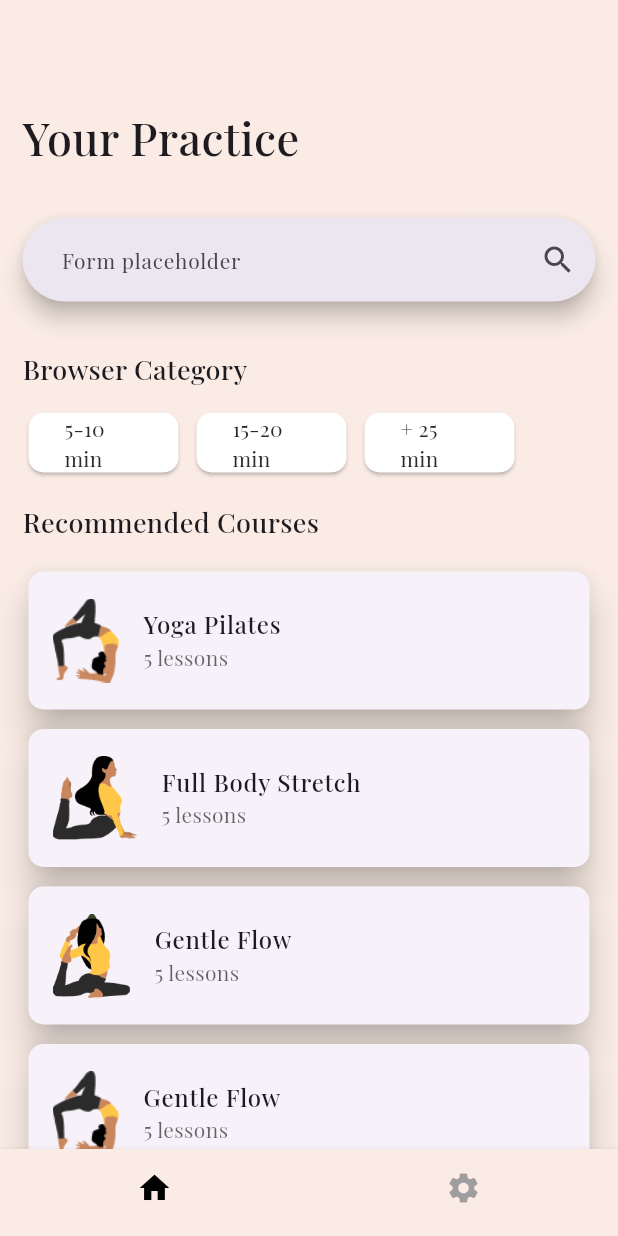
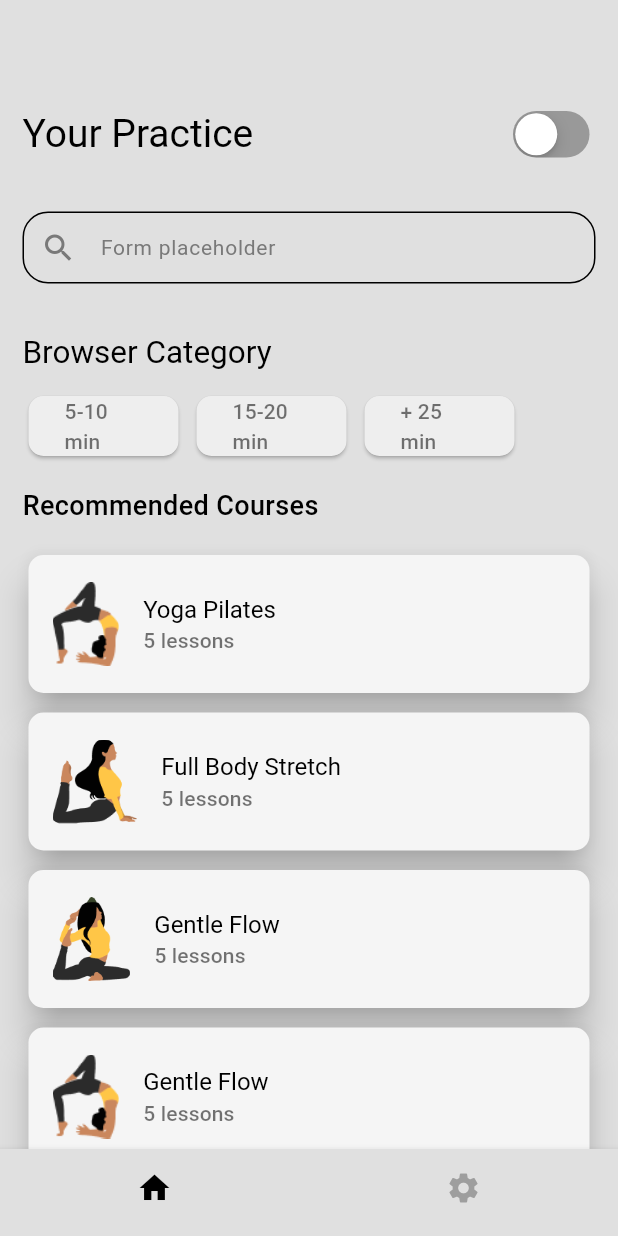
Before and after one commit to eminowam/yoga_app_flutter, a Flutter app: the screen it shows after launch, on a phone screen of 412 x 824 dp. Run offline on Flutter 3.47's test engine with Material 3 defaults, Android fonts, the light colour scheme and no system bars.

Commit message:
darkm mode

```diff
--- a/lib/app/app.dart
+++ b/lib/app/app.dart
@@ -1,4 +1,6 @@
 import 'package:flutter/material.dart';
+import 'package:yoga_ui/theme/dark_theme.dart';
+import 'package:yoga_ui/theme/light_theme.dart';
 
 import '../color/color.dart';
 import '../screen/main/main_page.dart';
@@ -10,10 +12,14 @@ class App extends StatelessWidget {
   Widget build(BuildContext context) {
     return MaterialApp(
       debugShowCheckedModeBanner: false,
-      theme: ThemeData(
-          brightness: Brightness.light,
-          fontFamily: 'Playfair',
-          backgroundColor: AppColor.mainScreenColor),
+      theme: lightTheme,
+      // theme: darkTheme,
+      darkTheme: darkTheme,
+      themeMode: ThemeMode.system,
+      // theme: ThemeData(
+      //     brightness: Brightness.light,
+      //     fontFamily: 'Playfair',
+      //     backgroundColor: AppColor.mainScreenColor),
       home: HomePage(),
     );
   }
--- a/lib/screen/main/main_page.dart
+++ b/lib/screen/main/main_page.dart
@@ -1,13 +1,9 @@
 import 'package:flutter/cupertino.dart';
 import 'package:flutter/material.dart';
-import 'package:yoga_ui/screen/details/detail_page.dart';
 import 'package:yoga_ui/screen/main/pages/page_one.dart';
 import 'package:yoga_ui/screen/settings/settings.dart';
 
 import '../../color/color.dart';
-import '../../widget/main/card.dart';
-import '../../widget/main/category/categories.dart';
-import '../../widget/main/text_search.dart';
 
 class HomePage extends StatefulWidget {
   const HomePage({super.key});
@@ -22,16 +18,16 @@ class _HomePageState extends State<HomePage> {
   @override
   Widget build(BuildContext context) {
     return Scaffold(
-        backgroundColor: AppColor.mainScreenColor,
+        backgroundColor: Theme.of(context).colorScheme.background,
         bottomNavigationBar: BottomNavigationBar(
-          backgroundColor: AppColor.mainScreenColor,
-          elevation: 3,
+          backgroundColor: Theme.of(context).colorScheme.background,
+          elevation: 4,
           showSelectedLabels: false,
           showUnselectedLabels: false,
           selectedItemColor: Colors.black,
           unselectedItemColor: Colors.grey,
           currentIndex: _currentIndex,
-          items: [
+          items:const [
             BottomNavigationBarItem(
                 icon: Icon(Icons.home),
                 // backgroundColor: Colors.black,
@@ -55,7 +51,7 @@ class _HomePageState extends State<HomePage> {
               return SettingsScreen();
             }
 
-            return SizedBox();
+            return const SizedBox();
           },
         ));
   }
--- a/lib/screen/main/pages/page_one.dart
+++ b/lib/screen/main/pages/page_one.dart
@@ -17,12 +17,12 @@ class PageOne extends StatelessWidget {
         child: Column(
           crossAxisAlignment: CrossAxisAlignment.start,
           children: [
-            TextSearch(),
-            SizedBox(
+            const TextSearch(),
+            const SizedBox(
               height: 32,
             ),
             CategoriesState(),
-            SizedBox(
+            const SizedBox(
               height: 20,
             ),
             const Text(
@@ -41,7 +41,9 @@ class PageOne extends StatelessWidget {
                     CupertinoPageRoute(builder: (_) => DetailsScreen()));
               },
             ),
-            SizedBox(height: 5,),
+            const SizedBox(
+              height: 5,
+            ),
             YogaCards(
               title: "Full Body Stretch",
               subTitle: "5 lessons",
@@ -51,7 +53,9 @@ class PageOne extends StatelessWidget {
                     CupertinoPageRoute(builder: (_) => DetailsScreen()));
               },
             ),
-            SizedBox(height: 5,),
+            const SizedBox(
+              height: 5,
+            ),
             YogaCards(
               title: "Gentle Flow",
               subTitle: "5 lessons",
@@ -61,7 +65,9 @@ class PageOne extends StatelessWidget {
                     CupertinoPageRoute(builder: (_) => DetailsScreen()));
               },
             ),
-            SizedBox(height: 5,),
+            const SizedBox(
+              height: 5,
+            ),
             YogaCards(
               title: "Gentle Flow",
               subTitle: "5 lessons",
--- a/lib/screen/settings/settings.dart
+++ b/lib/screen/settings/settings.dart
@@ -15,7 +15,7 @@ class SettingsScreen extends StatelessWidget {
       body: const SingleChildScrollView(
         scrollDirection: Axis.vertical,
         child: Padding(
-          padding: const EdgeInsets.only(right: 15, left: 15, top: 70),
+          padding:  EdgeInsets.only(right: 15, left: 15, top: 70),
           child: Column(
             crossAxisAlignment: CrossAxisAlignment.start,
             children: [
--- /dev/null
+++ b/lib/theme/dark_theme.dart
@@ -0,0 +1,15 @@
+import 'package:flutter/material.dart';
+
+ThemeData darkTheme = ThemeData(
+    brightness: Brightness.dark,
+    textTheme: TextTheme(
+      titleLarge: TextStyle(color: Colors.white, fontSize: 26),
+      labelLarge: TextStyle(color: Colors.white70, fontSize: 14),
+      headlineMedium: TextStyle(color: Colors.white, fontSize: 21),
+      headlineSmall: TextStyle(color: Colors.white, fontSize: 16),
+    ),
+    colorScheme: ColorScheme.dark(
+      background: Colors.grey[900]!,
+      primary: Colors.grey[800]!,
+      secondary: Colors.grey[700]!,
+    ));
--- /dev/null
+++ b/lib/theme/light_theme.dart
@@ -0,0 +1,14 @@
+import 'package:flutter/material.dart';
+
+ThemeData lightTheme = ThemeData(
+    brightness: Brightness.light,
+    textTheme: TextTheme(
+      titleLarge: TextStyle(color: Colors.black, fontSize: 26),
+      labelLarge: TextStyle(color: Colors.black54, fontSize: 14),
+      headlineMedium: TextStyle(color: Colors.black, fontSize: 21),
+      headlineSmall: TextStyle(color: Colors.black, fontSize: 16),
+    ),
+    colorScheme: ColorScheme.light(
+        background: Colors.grey[300]!,
+        primary: Colors.grey[200]!,
+        secondary: Colors.grey[100]!));
--- a/lib/widget/details/detail_widget.dart
+++ b/lib/widget/details/detail_widget.dart
@@ -15,7 +15,7 @@ class DetailsYoga extends StatelessWidget {
             Padding(
               padding: const EdgeInsets.only(top: 20),
               child: Container(
-                decoration: BoxDecoration(
+                decoration:const BoxDecoration(
                   color: Colors.white,
                   borderRadius: BorderRadius.only(topLeft: Radius.circular(30),topRight: Radius.circular(30))
                 ),
@@ -28,13 +28,13 @@ class DetailsYoga extends StatelessWidget {
                       const Text("Full Body Stretch",style: TextStyle(
                         fontWeight: FontWeight.w500,fontSize: 24
                       ),),
-                      SizedBox(height: 6,),
+                      const SizedBox(height: 6,),
                      const  Text("15 min",
                       style: TextStyle(
                         fontSize: 14,
                         fontWeight: FontWeight.w400
                       ),),
-                      SizedBox(height: 24,),
+                      const SizedBox(height: 24,),
                       const Text("Do you love yoga, but you’re not in the mood to break"
                         "a sweat every time you sit at the mat? Maybe you "
                         "just want to meditate and stretch, to contemplate"
@@ -43,7 +43,7 @@ class DetailsYoga extends StatelessWidget {
                         "and free yoga videos to people around the globe.",
                       style: TextStyle(fontSize: 14,fontWeight: FontWeight.w400,
                       height: 1.55),),
-                      SizedBox(height: 24,),
+                      const  SizedBox(height: 24,),
                       SizedBox(
                           width: 350, // <-- Your width
                           height: 48,
@@ -55,7 +55,7 @@ class DetailsYoga extends StatelessWidget {
                                   backgroundColor:
                                   AppColor.categoriesButtonColor),
                               onPressed: () {},
-                              child: Text("Start"))),
+                              child:const Text("Start"))),
                     ],
                   ),
                 ),
--- a/lib/widget/main/card.dart
+++ b/lib/widget/main/card.dart
@@ -1,6 +1,5 @@
 import 'package:flutter/cupertino.dart';
 import 'package:flutter/material.dart';
-import 'package:yoga_ui/screen/details/detail_page.dart';
 
 class YogaCards extends StatelessWidget {
   const YogaCards({super.key, required this.title, required this.subTitle, required this.onPressed, required this.image});
@@ -21,6 +20,7 @@ final VoidCallback onPressed;
         onTap: onPressed,
         child: Card(
           clipBehavior: Clip.antiAliasWithSaveLayer,
+          color: Theme.of(context).colorScheme.secondary ,
           shape: RoundedRectangleBorder(
             borderRadius: BorderRadius.circular(10.0),
           ),
@@ -31,13 +31,10 @@ final VoidCallback onPressed;
         ListTile(
         leading: Image(image: AssetImage(image),),
         title:  Text(title,
-        style: const TextStyle(fontSize: 16,
-        fontWeight: FontWeight.w500),),
+        style: Theme.of(context).textTheme.headlineSmall),
         subtitle: Text(
         subTitle,
-        style: TextStyle(fontSize: 14,
-          fontWeight: FontWeight.w400,
-          color: Colors.black.withOpacity(0.6),),
+        style: Theme.of(context).textTheme.labelLarge,
         ),
         ),
             ],
--- a/lib/widget/main/category/categories.dart
+++ b/lib/widget/main/category/categories.dart
@@ -32,11 +32,11 @@ class _CategoriesStateState extends State<CategoriesState> {
     return  Column(
       crossAxisAlignment: CrossAxisAlignment.start,
       children: [
-        const Text(
+         Text(
           "Browser Category",
-          style:TextStyle(fontSize: 18,
-              fontWeight: FontWeight.w500) ,),
-        SizedBox(height: 16,),
+          style:Theme.of(context).textTheme.headlineMedium
+        ),
+        const SizedBox(height: 16,),
         Row(
           children: [
             ...titles.map((e) => CategoriesButton(
--- a/lib/widget/main/category/categories_button.dart
+++ b/lib/widget/main/category/categories_button.dart
@@ -14,21 +14,21 @@ class CategoriesButton extends StatelessWidget {
   @override
   Widget build(BuildContext context) {
     return Container(
-      margin: const  EdgeInsets.only(left: 4,right: 8),
+      margin: const EdgeInsets.only(left: 4, right: 8),
       child: SizedBox(
           width: 100, // <-- Your width
           height: 40,
           child: ElevatedButton(
               style: ElevatedButton.styleFrom(
-                  shape: RoundedRectangleBorder(
-                      borderRadius: BorderRadius.circular(10)),
-                  backgroundColor: Colors.white),
-              onPressed: () {
-              },
-              child: Text(text,
-                style: TextStyle(
-                    color: AppColor.mainTextColor,fontWeight: FontWeight.w400
-                ),))),
+                shape: RoundedRectangleBorder(
+                    borderRadius: BorderRadius.circular(10)),
+                backgroundColor: Theme.of(context).colorScheme.primary,
+              ),
+              onPressed: () {},
+              child: Text(
+                text,
+                style: Theme.of(context).textTheme.labelLarge
+              ))),
     );
   }
 }
--- a/lib/widget/main/text_search.dart
+++ b/lib/widget/main/text_search.dart
@@ -1,33 +1,89 @@
+import 'package:flutter/cupertino.dart';
 import 'package:flutter/material.dart';
 
-class TextSearch extends StatelessWidget {
+class TextSearch extends StatefulWidget {
   const TextSearch({super.key});
 
   @override
+  State<TextSearch> createState() => _TextSearchState();
+}
+
+class _TextSearchState extends State<TextSearch> {
+  // bool stateSwitch = false;
+
+
+  ThemeMode _themeMode = ThemeMode.system;
+
+  void _toggleTheme(ThemeMode themeMode) {
+    setState(() {
+      _themeMode = themeMode;
+    });
+  }
+
+  @override
   Widget build(BuildContext context) {
+    bool stateSwitch = false;
+
     return Container(
         alignment: Alignment.bottomRight,
         child: Column(
             crossAxisAlignment: CrossAxisAlignment.start,
             children: [
-          const Text(
-            "Your Practice",
-            style: TextStyle(fontSize: 30, fontWeight: FontWeight.w500),
+              Row(
+                  mainAxisAlignment: MainAxisAlignment.spaceBetween,
+                  children: [
+                    Text("Your Practice",
+                        style: Theme
+                            .of(context)
+                            .textTheme
+                            .titleLarge),
+                    CupertinoSwitch(
+                      value: stateSwitch,
+                      onChanged: (value) {
+                        setState(() {
+                          stateSwitch = value;
+                          value
+                              ? _toggleTheme(ThemeMode.dark)
+                              : _toggleTheme(ThemeMode.light);
+                        });
+                        print('object');
+
+
+                      },
+
+                      activeColor: Colors.black87,
+                      trackColor: CupertinoColors.inactiveGray,
+                      thumbColor: CupertinoColors.white,
+                    ),
+
+                  ]
               ),
               const SizedBox(
                 height: 32,
               ),
-          SearchBar(
-            hintText: "Form placeholder",
-            hintStyle: MaterialStateProperty.all(
-              const TextStyle(fontSize: 14, fontWeight: FontWeight.w300),
+              TextField(
+                decoration: InputDecoration(
+                  focusColor: const Color(0xff797979),
+                  fillColor: Theme
+                      .of(context)
+                      .colorScheme
+                      .primary,
+                  contentPadding:
+                  const EdgeInsets.symmetric(horizontal: 20, vertical: 10),
+                  border: OutlineInputBorder(
+                    borderSide:
+                    const BorderSide(width: 0.7, color: Color(0xff797979)),
+                    borderRadius: BorderRadius.circular(17),
                   ),
-            padding: MaterialStateProperty.all<EdgeInsets>(
-                const EdgeInsets.symmetric(horizontal: 13)),
-            trailing: const [Icon(Icons.search)],
+                  hintText: "Form placeholder ",
+                  hintStyle:
+                  const TextStyle(color: Color(0xff797979), fontSize: 14),
+                  prefixIcon: const Icon(
+                      Icons.search, color: Color(0xff797979)),
+                  prefixIconColor: Colors.black,
                 ),
-        ],
               ),
-    );
+            ]
+        ));
   }
 }
--- a/lib/widget/settings/category_settings.dart
+++ b/lib/widget/settings/category_settings.dart
@@ -1,7 +1,11 @@
 import 'package:flutter/material.dart';
 
 class CategoryCard extends StatelessWidget {
-  const CategoryCard({super.key, required this.title, required this.subTitle, required this.image});
+  const CategoryCard(
+      {super.key,
+      required this.title,
+      required this.subTitle,
+      required this.image});
 
   final String title;
   final String subTitle;
@@ -16,28 +20,32 @@ class CategoryCard extends StatelessWidget {
         // onTap: onPressed,
         child: Card(
           clipBehavior: Clip.antiAliasWithSaveLayer,
-                shape: RoundedRectangleBorder(
-                    borderRadius: BorderRadius.circular(15)),
+          shape:
+              RoundedRectangleBorder(borderRadius: BorderRadius.circular(15)),
           elevation: 6,
           child: Column(
             crossAxisAlignment: CrossAxisAlignment.center,
             mainAxisAlignment: MainAxisAlignment.center,
             children: [
-                       Image(image: AssetImage(image),),
+              Image(
+                image: AssetImage(image),
+              ),
               ListTile(
                 // leading: Image(
                 //   image: AssetImage('assets/pose.png'),
                 // ),
                 title: Text(
                   title,
-                            style: TextStyle(
+                  style: const TextStyle(
                       fontSize: 14, fontWeight: FontWeight.w500),
                 ),
                 subtitle: Text(
                   subTitle,
                   style: TextStyle(
-                                fontSize: 12, fontWeight: FontWeight.w400,
-                              color: Colors.black.withOpacity(0.6),),
+                    fontSize: 12,
+                    fontWeight: FontWeight.w400,
+                    color: Colors.black.withOpacity(0.6),
+                  ),
                 ),
               ),
             ],
```
Lines whose indentation alone changed are shown as unchanged.
